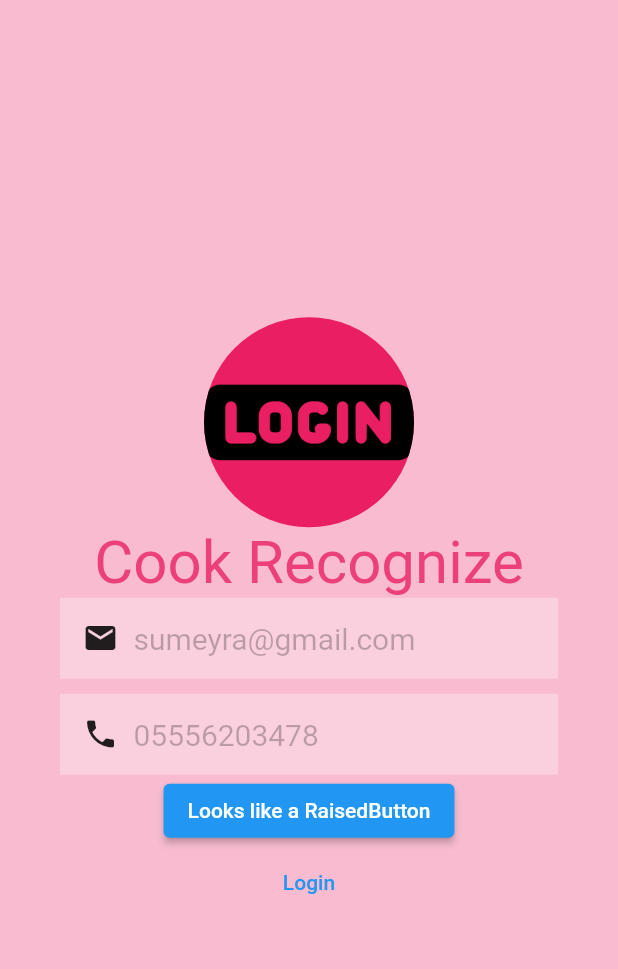
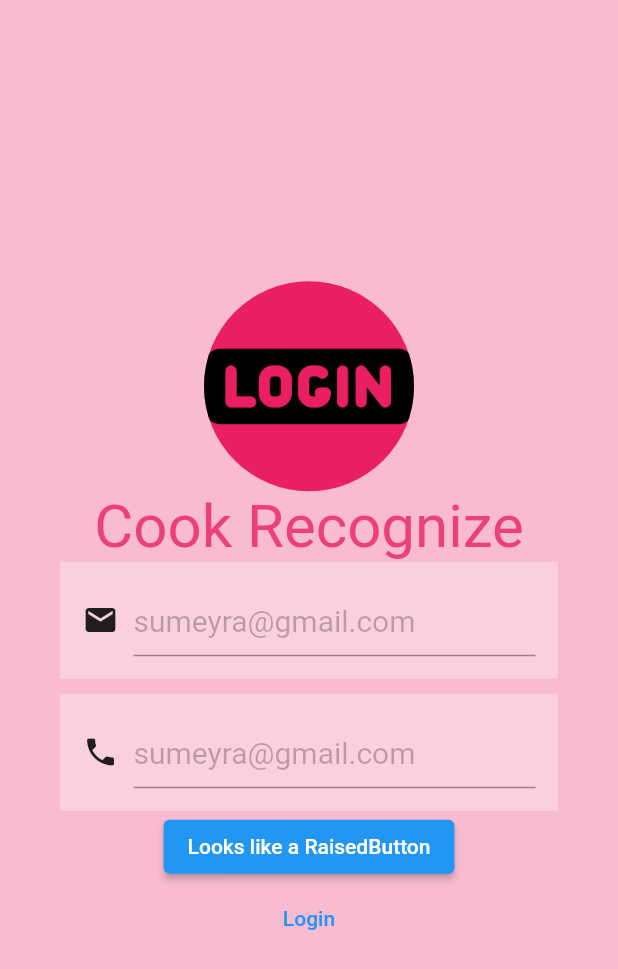
Before and after one commit to sumeyraozugur/FlutterSample, a Flutter app: the screen it shows after launch, on a phone screen of 412 x 824 dp. Shown: the top 969 px of the screen. Run offline on Flutter 3.47's test engine with Material 2 defaults, Android fonts, the phone set to English and light mode, and no system bars; Roboto replaces fonts that are missing (Cookie).

Commit message:
Edit texts problems fixed

```diff
--- a/flutter_first/lib/login.dart
+++ b/flutter_first/lib/login.dart
@@ -42,9 +42,14 @@ class LoginPageState extends State<LoginPage> {
                         Icons.email,
                       ),
                       SizedBox(width: 10),
-                      Text(
-                        'sumeyra@gmail.com',
-                        style: TextStyle(color: Colors.black26, fontSize: 20.0),
+                      Expanded(
+                        child: TextField(
+                          decoration: InputDecoration(
+                            hintText: 'sumeyra@gmail.com',
+                            hintStyle: TextStyle(
+                                color: Colors.black26, fontSize: 20.0),
+                          ),
+                        ),
                       ),
                     ],
                   ),
@@ -64,9 +69,14 @@ class LoginPageState extends State<LoginPage> {
                         Icons.phone,
                       ),
                       SizedBox(width: 10),
-                      Text(
-                        '05556203478',
-                        style: TextStyle(color: Colors.black26, fontSize: 20.0),
+                      Expanded(
+                        child: TextField(
+                          decoration: InputDecoration(
+                            hintText: 'sumeyra@gmail.com',
+                            hintStyle: TextStyle(
+                                color: Colors.black26, fontSize: 20.0),
+                          ),
+                        ),
                       ),
                     ],
                   ),
```
